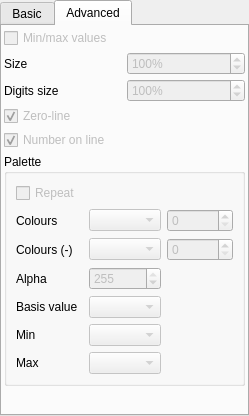
Old version of the form src/vcross_qt/vcross_style_widget.ui in the repository metno/diana.
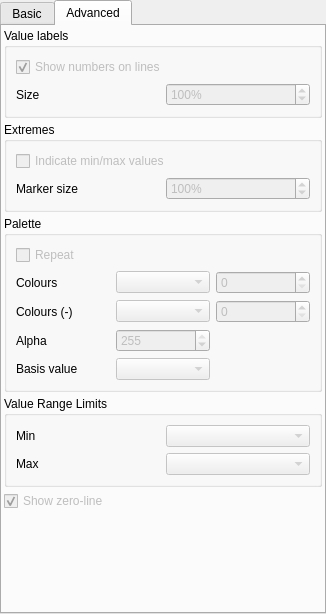
New version of the form. The open tabs and pages were chosen to show the change.

Commit message: re-layout of VcrossStyleWidget

```diff
--- a/src/vcross_qt/vcross_style_widget.ui
+++ b/src/vcross_qt/vcross_style_widget.ui
@@ -6,8 +6,8 @@
    <rect>
     <x>0</x>
     <y>0</y>
-    <width>249</width>
-    <height>416</height>
+    <width>326</width>
+    <height>614</height>
    </rect>
   </property>
   <property name="windowTitle">
@@ -169,29 +169,79 @@
       <attribute name="title">
        <string>Advanced</string>
       </attribute>
-      <layout class="QGridLayout" name="gridAdvanced" columnstretch="0,0">
-       <property name="margin">
-        <number>2</number>
-       </property>
+      <layout class="QVBoxLayout" name="verticalLayout_2" stretch="0,0,0,0,0,1">
        <property name="spacing">
         <number>4</number>
        </property>
+       <property name="margin">
+        <number>2</number>
+       </property>
+       <item>
+        <widget class="QGroupBox" name="groupBox">
+         <property name="title">
+          <string>Value labels</string>
+         </property>
+         <layout class="QGridLayout" name="gridLayout_4">
        <item row="0" column="0" colspan="2">
-        <widget class="QCheckBox" name="extremeValueCheckBox">
+           <widget class="QCheckBox" name="valueLabelCheckBox">
          <property name="enabled">
           <bool>false</bool>
          </property>
          <property name="text">
-          <string>Min/max values</string>
+             <string>Show numbers on lines</string>
+            </property>
+            <property name="checked">
+             <bool>true</bool>
          </property>
         </widget>
        </item>
        <item row="1" column="0">
-        <widget class="QLabel" name="extremeSizeLabel">
+           <widget class="QLabel" name="labelSizeLabel">
          <property name="text">
           <string>Size</string>
          </property>
          <property name="buddy">
+             <cstring>labelSizeSpinBox</cstring>
+            </property>
+           </widget>
+          </item>
+          <item row="1" column="1">
+           <widget class="QSpinBox" name="labelSizeSpinBox">
+            <property name="enabled">
+             <bool>false</bool>
+            </property>
+            <property name="suffix">
+             <string>%</string>
+            </property>
+            <property name="minimum">
+             <number>5</number>
+            </property>
+            <property name="maximum">
+             <number>399</number>
+            </property>
+            <property name="singleStep">
+             <number>5</number>
+            </property>
+            <property name="value">
+             <number>100</number>
+            </property>
+           </widget>
+          </item>
+         </layout>
+        </widget>
+       </item>
+       <item>
+        <widget class="QGroupBox" name="groupExtremes">
+         <property name="title">
+          <string>Extremes</string>
+         </property>
+         <layout class="QGridLayout" name="gridLayout_3">
+          <item row="1" column="0">
+           <widget class="QLabel" name="extremeSizeLabel">
+            <property name="text">
+             <string>Marker size</string>
+            </property>
+            <property name="buddy">
           <cstring>extremeSizeSpinBox</cstring>
          </property>
         </widget>
@@ -221,66 +271,21 @@
          </property>
         </widget>
        </item>
-       <item row="2" column="0">
-        <widget class="QLabel" name="labelSizeLabel">
-         <property name="text">
-          <string>Digits size</string>
-         </property>
-         <property name="buddy">
-          <cstring>labelSizeSpinBox</cstring>
-         </property>
-        </widget>
-       </item>
-       <item row="2" column="1">
-        <widget class="QSpinBox" name="labelSizeSpinBox">
+          <item row="0" column="0" colspan="2">
+           <widget class="QCheckBox" name="extremeValueCheckBox">
          <property name="enabled">
           <bool>false</bool>
          </property>
-         <property name="suffix">
-          <string>%</string>
-         </property>
-         <property name="minimum">
-          <number>5</number>
-         </property>
-         <property name="maximum">
-          <number>399</number>
-         </property>
-         <property name="singleStep">
-          <number>5</number>
-         </property>
-         <property name="value">
-          <number>100</number>
-         </property>
-        </widget>
-       </item>
-       <item row="3" column="0" colspan="2">
-        <widget class="QCheckBox" name="zeroLineCheckBox">
-         <property name="enabled">
-          <bool>false</bool>
-         </property>
          <property name="text">
-          <string>Zero-line</string>
-         </property>
-         <property name="checked">
-          <bool>true</bool>
-         </property>
-        </widget>
-       </item>
-       <item row="4" column="0" colspan="2">
-        <widget class="QCheckBox" name="valueLabelCheckBox">
-         <property name="enabled">
-          <bool>false</bool>
-         </property>
-         <property name="text">
-          <string>Number on line</string>
-         </property>
-         <property name="checked">
-          <bool>true</bool>
-         </property>
+             <string>Indicate min/max values</string>
+            </property>
+           </widget>
+          </item>
+         </layout>
         </widget>
        </item>
-       <item row="5" column="0" colspan="2">
-        <widget class="QGroupBox" name="groupBox">
+       <item>
+        <widget class="QGroupBox" name="groupPalette">
          <property name="title">
           <string>Palette</string>
          </property>
@@ -389,7 +394,16 @@
             </property>
            </widget>
           </item>
-          <item row="5" column="0">
+         </layout>
+        </widget>
+       </item>
+       <item>
+        <widget class="QGroupBox" name="groupRange">
+         <property name="title">
+          <string>Value Range Limits</string>
+         </property>
+         <layout class="QGridLayout" name="gridLayout_2">
+          <item row="0" column="0">
            <widget class="QLabel" name="minLabel">
             <property name="text">
              <string>Min</string>
@@ -399,14 +413,14 @@
             </property>
            </widget>
           </item>
-          <item row="5" column="1">
+          <item row="0" column="1">
            <widget class="QComboBox" name="min1ComboBox">
             <property name="enabled">
              <bool>false</bool>
             </property>
            </widget>
           </item>
-          <item row="6" column="0">
+          <item row="1" column="0">
            <widget class="QLabel" name="maxLabel">
             <property name="text">
              <string>Max</string>
@@ -416,7 +430,7 @@
             </property>
            </widget>
           </item>
-          <item row="6" column="1">
+          <item row="1" column="1">
            <widget class="QComboBox" name="max1ComboBox">
             <property name="enabled">
              <bool>false</bool>
@@ -426,7 +440,20 @@
          </layout>
         </widget>
        </item>
-       <item row="6" column="0">
+       <item>
+        <widget class="QCheckBox" name="zeroLineCheckBox">
+         <property name="enabled">
+          <bool>false</bool>
+         </property>
+         <property name="text">
+          <string>Show zero-line</string>
+         </property>
+         <property name="checked">
+          <bool>true</bool>
+         </property>
+        </widget>
+       </item>
+       <item>
         <spacer name="verticalSpacer_4">
          <property name="orientation">
           <enum>Qt::Vertical</enum>
@@ -434,7 +461,7 @@
          <property name="sizeHint" stdset="0">
           <size>
            <width>20</width>
-           <height>41</height>
+           <height>1</height>
           </size>
          </property>
         </spacer>
```
Left out of the diff: 38 changed lines with no effect on the pictures. Lines whose indentation alone changed are shown as unchanged.
